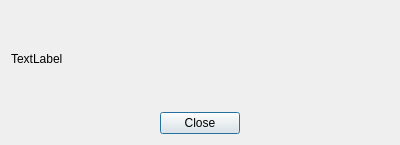
Old version of the form transactionerrordialog.ui in the repository 24develop/golos-wallet-develop.
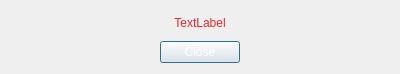
New version of the form.

Commit message: Improve transaction error dialog

Patch:
```diff
--- a/transactionerrordialog.ui
+++ b/transactionerrordialog.ui
@@ -7,7 +7,7 @@
                 <x>0</x>
                 <y>0</y>
                 <width>400</width>
-                <height>145</height>
+    <height>74</height>
             </rect>
         </property>
         <property name="windowTitle">
@@ -16,9 +16,15 @@
         <layout class="QVBoxLayout" name="verticalLayout">
             <item>
                 <widget class="QLabel" name="label">
+     <property name="styleSheet">
+      <string notr="true">color: rgb(239, 41, 41);</string>
+     </property>
                     <property name="text">
                         <string>TextLabel</string>
                     </property>
+     <property name="alignment">
+      <set>Qt::AlignCenter</set>
+     </property>
                 </widget>
             </item>
             <item>
@@ -38,6 +44,9 @@
                     </item>
                     <item>
                         <widget class="QPushButton" name="errorDialogCloseBtn">
+       <property name="styleSheet">
+        <string notr="true">color: rgb(255, 255, 255);</string>
+       </property>
                             <property name="text">
                                 <string>Close</string>
                             </property>
```
Left out of the diff: 6 changed lines with no effect on the pictures. Lines whose indentation alone changed are shown as unchanged.
